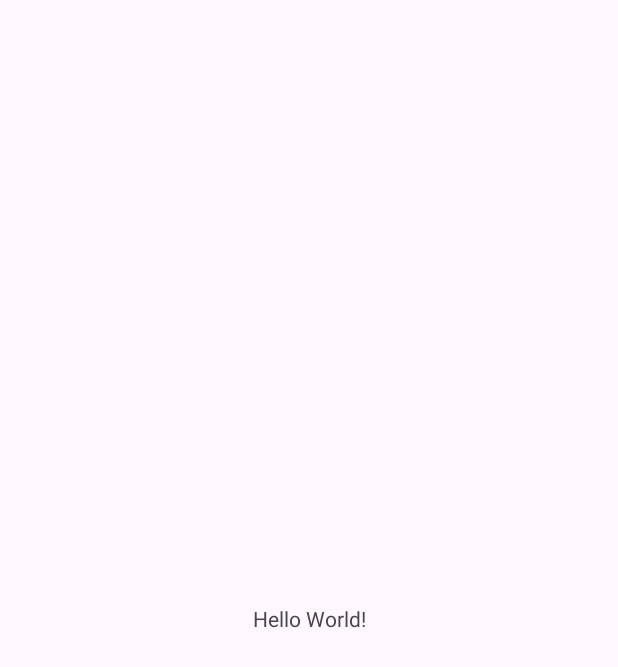
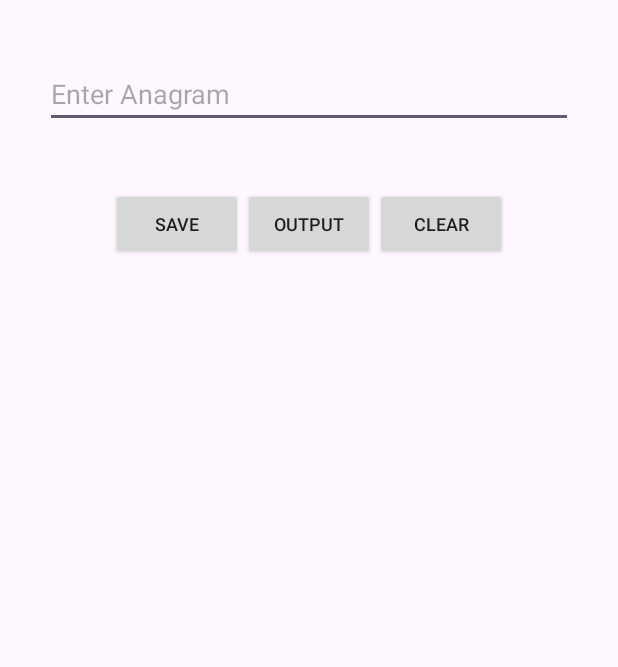
Before and after one commit to GiorgiZan/AndroidHomeworks, an Android app: the screen it shows after launch (MainActivity), on a phone screen of 412 x 824 dp. Before the commit the part shown is almost empty. Shown: the top 667 px of the screen. Run offline under Robolectric (Android 15) with nearby library versions, the phone set to English and light mode, and no system bars.

Commit message:
first summary done

```diff
--- a/app/build.gradle.kts
+++ b/app/build.gradle.kts
@@ -33,6 +33,9 @@ android {
     kotlinOptions {
         jvmTarget = "1.8"
     }
+    buildFeatures {
+        viewBinding = true
+    }
 }
 
 dependencies {
--- a/app/src/main/java/com/example/androidhomeworks/MainActivity.kt
+++ b/app/src/main/java/com/example/androidhomeworks/MainActivity.kt
@@ -1,20 +1,65 @@
 package com.example.androidhomeworks
 
 import android.os.Bundle
-import androidx.activity.enableEdgeToEdge
 import androidx.appcompat.app.AppCompatActivity
-import androidx.core.view.ViewCompat
-import androidx.core.view.WindowInsetsCompat
+import com.example.androidhomeworks.databinding.ActivityMainBinding
 
 class MainActivity : AppCompatActivity() {
+    private lateinit var binding: ActivityMainBinding
+    private var containerOfWords = mutableListOf<String>()
+
     override fun onCreate(savedInstanceState: Bundle?) {
         super.onCreate(savedInstanceState)
-        enableEdgeToEdge()
-        setContentView(R.layout.activity_main)
-        ViewCompat.setOnApplyWindowInsetsListener(findViewById(R.id.main)) { v, insets ->
-            val systemBars = insets.getInsets(WindowInsetsCompat.Type.systemBars())
-            v.setPadding(systemBars.left, systemBars.top, systemBars.right, systemBars.bottom)
-            insets
+        binding = ActivityMainBinding.inflate(layoutInflater)
+        setContentView(binding.root)
+
+        clickSave()
+        clickOutput()
+        clickClear()
+
+    }
+
+    private fun clickSave(){
+        binding.btnSave.setOnClickListener{
+            if (binding.etAnagram.text!!.toString().isEmpty()){
+                binding.etAnagram.error = resources.getString(R.string.anagram_field_empty)
+            }
+            containerOfWords.add(binding.etAnagram.text.toString().lowercase())
+            binding.etAnagram.text!!.clear()
         }
     }
+
+    private fun clickOutput(){
+        binding.btnOutput.setOnClickListener{
+            val anagramGroups = groupAnagrams(*containerOfWords.toTypedArray())
+            val numberOfGroups = anagramGroups.size
+
+            binding.tvAnagramsCount.text = "Number of anagram groups: $numberOfGroups"
+        }
+    }
+
+    private fun clickClear(){
+        binding.btnClear.setOnClickListener{
+            containerOfWords.clear()
+            binding.etAnagram.text!!.clear()
+            binding.tvAnagramsCount.text = ""
+        }
+    }
+
+    private fun groupAnagrams(vararg words: String): List<List<String>> {
+        val mapOfAnagrams = mutableMapOf<String, MutableList<String>>()
+
+        words.forEach { word ->
+            val sortedKeyForMap = word.toCharArray().sorted().joinToString("")
+
+            if (!mapOfAnagrams.containsKey(sortedKeyForMap)) {
+                mapOfAnagrams[sortedKeyForMap] = mutableListOf()
+            }
+            mapOfAnagrams[sortedKeyForMap]!!.add(word)
+        }
+
+        return mapOfAnagrams.values.toList()
+    }
+
+
 }
--- a/app/src/main/res/layout/activity_main.xml
+++ b/app/src/main/res/layout/activity_main.xml
@@ -1,19 +1,59 @@
 <?xml version="1.0" encoding="utf-8"?>
-<androidx.constraintlayout.widget.ConstraintLayout xmlns:android="http://schemas.android.com/apk/res/android"
+<androidx.appcompat.widget.LinearLayoutCompat xmlns:android="http://schemas.android.com/apk/res/android"
     xmlns:app="http://schemas.android.com/apk/res-auto"
     xmlns:tools="http://schemas.android.com/tools"
     android:id="@+id/main"
+    android:orientation="vertical"
     android:layout_width="match_parent"
     android:layout_height="match_parent"
     tools:context=".MainActivity">
 
-    <TextView
+    <androidx.appcompat.widget.AppCompatEditText
+        android:id="@+id/etAnagram"
+        android:layout_width="match_parent"
+        android:layout_height="wrap_content"
+        android:layout_marginVertical="40dp"
+        android:layout_marginHorizontal="30dp"
+        android:inputType="text"
+        android:hint="Enter Anagram"/>
+
+    <androidx.appcompat.widget.LinearLayoutCompat
+        android:layout_width="match_parent"
+        android:layout_height="wrap_content"
+        android:orientation="horizontal"
+        android:gravity="center_horizontal">
+
+        <androidx.appcompat.widget.AppCompatButton
+            android:id="@+id/btnSave"
+            android:layout_width="wrap_content"
+            android:layout_height="wrap_content"
+            android:textSize="12sp"
+            android:text="@string/save_button"/>
+
+        <androidx.appcompat.widget.AppCompatButton
+            android:id="@+id/btnOutput"
+            android:layout_width="wrap_content"
+            android:layout_height="wrap_content"
+            android:textSize="12sp"
+            android:text="@string/output_button"/>
+
+        <androidx.appcompat.widget.AppCompatButton
+            android:id="@+id/btnClear"
+            android:layout_width="wrap_content"
+            android:layout_height="wrap_content"
+            android:textSize="12sp"
+            android:text="@string/clear_button"/>
+
+    </androidx.appcompat.widget.LinearLayoutCompat>
+
+
+
+    <androidx.appcompat.widget.AppCompatTextView
+        android:id="@+id/tvAnagramsCount"
         android:layout_width="wrap_content"
         android:layout_height="wrap_content"
-        android:text="Hello World!"
-        app:layout_constraintBottom_toBottomOf="parent"
-        app:layout_constraintEnd_toEndOf="parent"
-        app:layout_constraintStart_toStartOf="parent"
-        app:layout_constraintTop_toTopOf="parent" />
+        android:layout_marginVertical="40dp"
+        android:layout_marginHorizontal="30dp"
+        android:textSize="20sp"/>
 
-</androidx.constraintlayout.widget.ConstraintLayout>
+</androidx.appcompat.widget.LinearLayoutCompat>
--- /dev/null
+++ b/app/src/main/res/values/error_strings.xml
@@ -0,0 +1,4 @@
+<?xml version="1.0" encoding="utf-8"?>
+<resources>
+    <string name="anagram_field_empty">Anagram field should not be empty!</string>
+</resources>
--- a/app/src/main/res/values/strings.xml
+++ b/app/src/main/res/values/strings.xml
@@ -1,3 +1,6 @@
 <resources>
     <string name="app_name">AndroidHomeworks</string>
+    <string name="save_button">Save</string>
+    <string name="output_button">Output</string>
+    <string name="clear_button">Clear</string>
 </resources>
```
